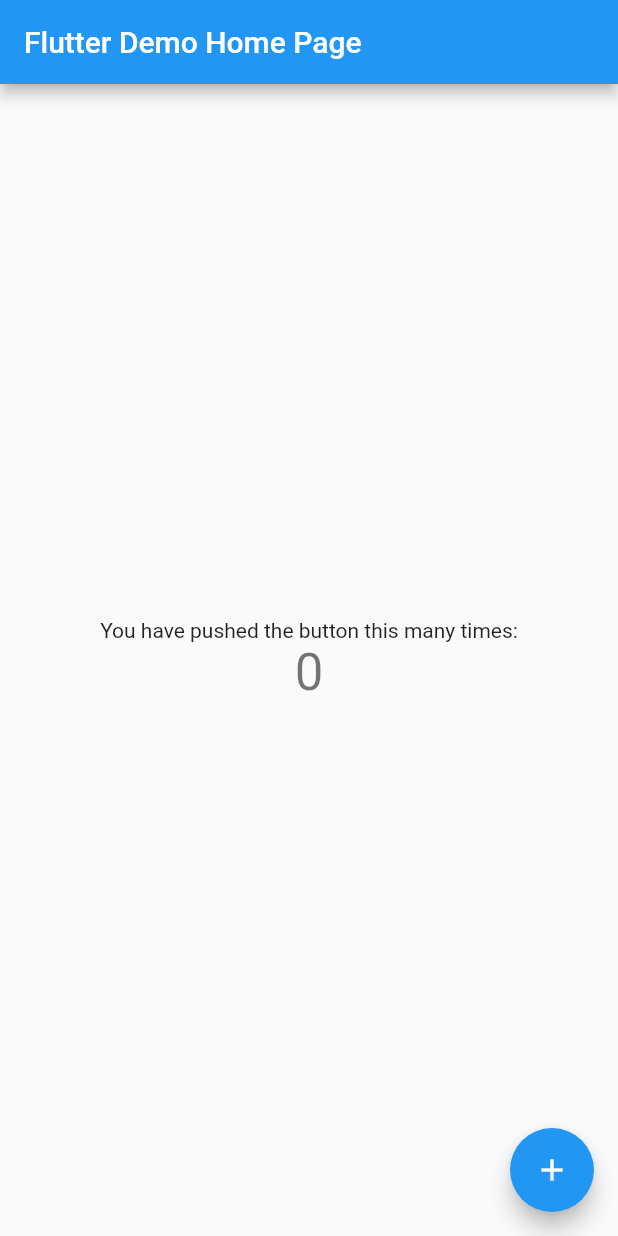
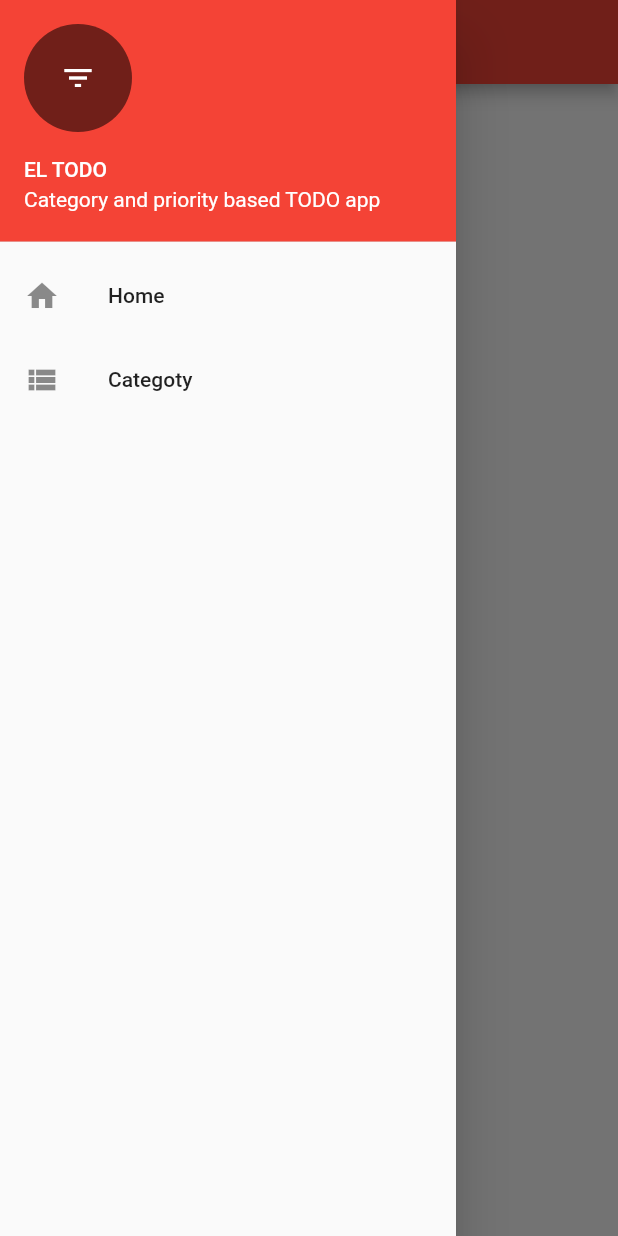
Before and after one commit to mrpandey1/todo_app_flutter_sqflite, a Flutter app: the screen it shows after launch, with the side drawer open (before the commit the screen has no drawer), on a phone screen of 412 x 824 dp. Run offline on Flutter 3.47's test engine with Material 2 defaults, Android fonts, the phone set to English and light mode, and no system bars.

Commit message:
added side drawer and category form

```diff
--- a/lib/main.dart
+++ b/lib/main.dart
@@ -1,111 +1,4 @@
 import 'package:flutter/material.dart';
+import 'package:todo_flutter/src/app.dart';
 
-void main() => runApp(MyApp());
-
-class MyApp extends StatelessWidget {
-  // This widget is the root of your application.
-  @override
-  Widget build(BuildContext context) {
-    return MaterialApp(
-      title: 'Flutter Demo',
-      theme: ThemeData(
-        // This is the theme of your application.
-        //
-        // Try running your application with "flutter run". You'll see the
-        // application has a blue toolbar. Then, without quitting the app, try
-        // changing the primarySwatch below to Colors.green and then invoke
-        // "hot reload" (press "r" in the console where you ran "flutter run",
-        // or simply save your changes to "hot reload" in a Flutter IDE).
-        // Notice that the counter didn't reset back to zero; the application
-        // is not restarted.
-        primarySwatch: Colors.blue,
-      ),
-      home: MyHomePage(title: 'Flutter Demo Home Page'),
-    );
-  }
-}
-
-class MyHomePage extends StatefulWidget {
-  MyHomePage({Key key, this.title}) : super(key: key);
-
-  // This widget is the home page of your application. It is stateful, meaning
-  // that it has a State object (defined below) that contains fields that affect
-  // how it looks.
-
-  // This class is the configuration for the state. It holds the values (in this
-  // case the title) provided by the parent (in this case the App widget) and
-  // used by the build method of the State. Fields in a Widget subclass are
-  // always marked "final".
-
-  final String title;
-
-  @override
-  _MyHomePageState createState() => _MyHomePageState();
-}
-
-class _MyHomePageState extends State<MyHomePage> {
-  int _counter = 0;
-
-  void _incrementCounter() {
-    setState(() {
-      // This call to setState tells the Flutter framework that something has
-      // changed in this State, which causes it to rerun the build method below
-      // so that the display can reflect the updated values. If we changed
-      // _counter without calling setState(), then the build method would not be
-      // called again, and so nothing would appear to happen.
-      _counter++;
-    });
-  }
-
-  @override
-  Widget build(BuildContext context) {
-    // This method is rerun every time setState is called, for instance as done
-    // by the _incrementCounter method above.
-    //
-    // The Flutter framework has been optimized to make rerunning build methods
-    // fast, so that you can just rebuild anything that needs updating rather
-    // than having to individually change instances of widgets.
-    return Scaffold(
-      appBar: AppBar(
-        // Here we take the value from the MyHomePage object that was created by
-        // the App.build method, and use it to set our appbar title.
-        title: Text(widget.title),
-      ),
-      body: Center(
-        // Center is a layout widget. It takes a single child and positions it
-        // in the middle of the parent.
-        child: Column(
-          // Column is also a layout widget. It takes a list of children and
-          // arranges them vertically. By default, it sizes itself to fit its
-          // children horizontally, and tries to be as tall as its parent.
-          //
-          // Invoke "debug painting" (press "p" in the console, choose the
-          // "Toggle Debug Paint" action from the Flutter Inspector in Android
-          // Studio, or the "Toggle Debug Paint" command in Visual Studio Code)
-          // to see the wireframe for each widget.
-          //
-          // Column has various properties to control how it sizes itself and
-          // how it positions its children. Here we use mainAxisAlignment to
-          // center the children vertically; the main axis here is the vertical
-          // axis because Columns are vertical (the cross axis would be
-          // horizontal).
-          mainAxisAlignment: MainAxisAlignment.center,
-          children: <Widget>[
-            Text(
-              'You have pushed the button this many times:',
-            ),
-            Text(
-              '$_counter',
-              style: Theme.of(context).textTheme.display1,
-            ),
-          ],
-        ),
-      ),
-      floatingActionButton: FloatingActionButton(
-        onPressed: _incrementCounter,
-        tooltip: 'Increment',
-        child: Icon(Icons.add),
-      ), // This trailing comma makes auto-formatting nicer for build methods.
-    );
-  }
-}
+void main() => runApp(App());
--- /dev/null
+++ b/lib/screens/home_screen.dart
@@ -0,0 +1,19 @@
+import 'package:flutter/material.dart';
+import 'package:todo_flutter/shared/drawer_navigation.dart';
+
+class HomeScreen extends StatefulWidget {
+  @override
+  _HomeScreenState createState() => _HomeScreenState();
+}
+
+class _HomeScreenState extends State<HomeScreen> {
+  @override
+  Widget build(BuildContext context) {
+    return Scaffold(
+      appBar: AppBar(
+        title: Text('TODO'),
+      ),
+      drawer: DrawerNavigation(),
+    );
+  }
+}
--- /dev/null
+++ b/lib/shared/drawer_navigation.dart
@@ -0,0 +1,50 @@
+import 'package:flutter/material.dart';
+import 'package:todo_flutter/screens/categories_screen.dart';
+import 'package:todo_flutter/screens/home_screen.dart';
+class DrawerNavigation extends StatefulWidget {
+  @override
+  _DrawerNavigationState createState() => _DrawerNavigationState();
+}
+
+class _DrawerNavigationState extends State<DrawerNavigation> {
+  @override
+  Widget build(BuildContext context) {
+    return Container(
+      child: Drawer(
+        child: ListView(
+          children: <Widget>[
+            UserAccountsDrawerHeader(
+              accountName: Text('EL TODO'),
+              accountEmail: Text('Category and priority based TODO app'),
+              currentAccountPicture: GestureDetector(
+                child: CircleAvatar(
+                  backgroundColor: Colors.black54,
+                  child: Icon(
+                    Icons.filter_list,color: Colors.white,
+                  ),
+                ),
+              ),
+              decoration: BoxDecoration(
+                color: Colors.red,
+              ),
+            ),
+            ListTile(
+              title: Text('Home'),
+              leading: Icon(Icons.home),
+              onTap: (){
+                Navigator.of(context).push(new MaterialPageRoute(builder: (context)=>new HomeScreen()));
+              },
+            ),
+            ListTile(
+              title: Text('Categoty'),
+              leading: Icon(Icons.view_list),
+              onTap: (){
+                Navigator.of(context).push(new MaterialPageRoute(builder: (context)=>new CategoryScreen()));
+              },
+            ),
+          ],
+        ),
+      ),
+    );
+  }
+}
--- /dev/null
+++ b/lib/src/app.dart
@@ -0,0 +1,14 @@
+import 'package:flutter/material.dart';
+import 'package:todo_flutter/screens/home_screen.dart';
+
+class App extends StatelessWidget {
+  @override
+  Widget build(BuildContext context) {
+    return MaterialApp(
+      home: HomeScreen(),
+      theme: ThemeData(
+        primarySwatch: Colors.red
+      ),
+    );
+  }
+}
```
Also changed, not shown: lib/screens/categories_screen.dart (added, +83 -0 lines), 1 other file.
